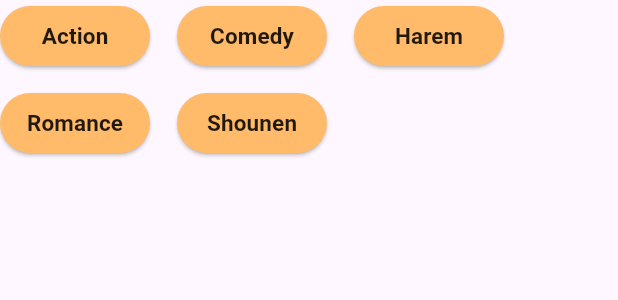
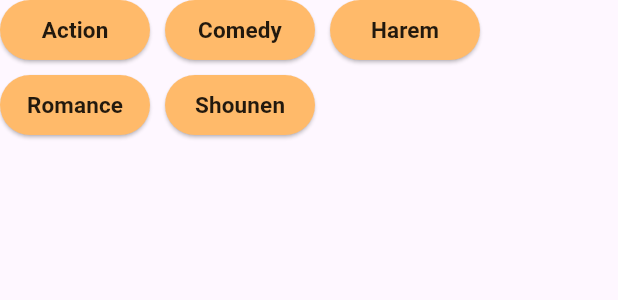
Before and after one commit to taingo321/LTTBD-_ComicReaderApp, a Flutter app: the ButtonGroup widget shown alone on an empty page, opened directly, on a phone screen of 412 x 824 dp. Shown: the top 300 px of the screen. Run offline on Flutter 3.47's test engine with Material 3 defaults, Android fonts, the phone set to English and light mode, and no system bars; our stand-ins replace cloud_firestore, firebase_core, flutter_social_button; missing offline and left inert: draggable_scrollbar, textfield_shadow; accounts and stored records are empty; Roboto replaces fonts that are missing (OpenSans).

Commit message:
Add datetime to List Chapter and change to list for category comic box

```diff
--- a/lib/widgets/detail_comic_page/category_comic_box.dart
+++ b/lib/widgets/detail_comic_page/category_comic_box.dart
@@ -27,103 +27,34 @@ class ButtonGroup extends StatelessWidget {
 
   @override
   Widget build(BuildContext context) {
-    return Wrap(
-      spacing: 4,
+    final categories = ['Action', 'Comedy', 'Harem', 'Romance', 'Shounen'];
+    return Column(
+      children: [
+        Wrap(
+          spacing: 10,
           runSpacing: 10,
-      children: <Widget>[
-        SizedBox(
+          children: categories.map((category) {
+            return SizedBox(
               width: 100,
+              height: 40,
               child: ElevatedButton(
                 onPressed: () {},
                 style: ElevatedButton.styleFrom(
-              padding: const EdgeInsets.all(8),
+                  padding: const EdgeInsets.all(8), // Điều chỉnh padding
                   backgroundColor: const Color.fromRGBO(255, 186, 106, 1),
                 ),
-            child: const Text('Action',
-                              style: TextStyle(
+                child: Text(
+                  category,
+                  style: const TextStyle(
                     color: Colors.black87,
-                                fontSize: 15,
+                    fontSize: 15, // Điều chỉnh kích thước chữ
                     fontFamily: 'OpenSans',
                     fontWeight: FontWeight.w600,
                   ),
                 ),
               ),
-        ),
-        const SizedBox(width: 10),
-        SizedBox(
-          width: 100,
-          child: ElevatedButton(
-            onPressed: () {},
-            style: ElevatedButton.styleFrom(
-              padding: EdgeInsets.all(8),
-              backgroundColor: const Color.fromRGBO(255, 186, 106, 1),
-            ),
-            child: const Text('Comedy',
-            style: TextStyle(
-                                color: Colors.black87,
-                                fontSize: 15,
-                                fontFamily: 'OpenSans',
-                                fontWeight: FontWeight.w600,
-              ),
-            ),
-          ),
-        ),
-        const SizedBox(width: 10),
-        SizedBox(
-          width: 100,
-          child: ElevatedButton(
-            onPressed: () {},
-            style: ElevatedButton.styleFrom(
-              padding: EdgeInsets.all(8),
-              backgroundColor: const Color.fromRGBO(255, 186, 106, 1),
-            ),
-            child: const Text('Harem',
-            style: TextStyle(
-                                color: Colors.black87,
-                                fontSize: 15,
-                                fontFamily: 'OpenSans',
-                                fontWeight: FontWeight.w600,
-              ),
-            ),
-          ),
-        ),
-        const SizedBox(width: 10),
-        SizedBox(
-          width: 100,
-          child: ElevatedButton(
-            onPressed: () {},
-            style: ElevatedButton.styleFrom(
-              padding: const EdgeInsets.all(8),
-              backgroundColor: const Color.fromRGBO(255, 186, 106, 1),
-            ),
-            child: const Text('Romance',
-            style: TextStyle(
-                                color: Colors.black87,
-                                fontSize: 15,
-                                fontFamily: 'OpenSans',
-                                fontWeight: FontWeight.w600,
-              ),
-            ),
-          ),
-        ),
-        const SizedBox(width: 10),
-        SizedBox(
-          width: 100,
-          child: ElevatedButton(
-            onPressed: () {},
-            style: ElevatedButton.styleFrom(
-              padding: EdgeInsets.all(8),
-              backgroundColor: const Color.fromRGBO(255, 186, 106, 1),
-            ),
-            child: const Text('Shounen',
-            style: TextStyle(
-                                color: Colors.black87,
-                                fontSize: 15,
-                                fontFamily: 'OpenSans',
-                                fontWeight: FontWeight.w600,
-              ),
-            ),
-          ),
+            );
+          }).toList(),
         ),
       ],
     );
```
Also changed, not shown: lib/detail_comic_page.dart (+4 -4 lines), lib/widgets/detail_comic_page/list_chapter_comic.dart (+31 -18 lines). Lines whose indentation alone changed are shown as unchanged.
